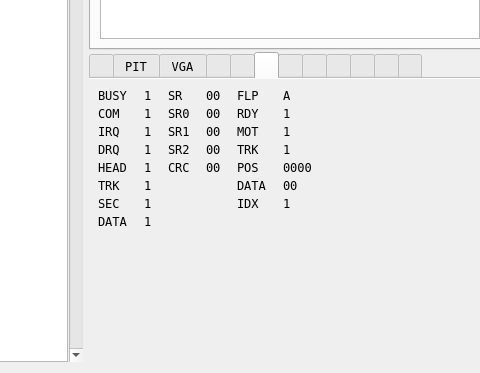
Qt form ui/debuger.ui (samstyle/Xpeccy) before a commit; both pictures show x 420 to 900 and y 286 to 659 of the 987 by 659 pixel window.
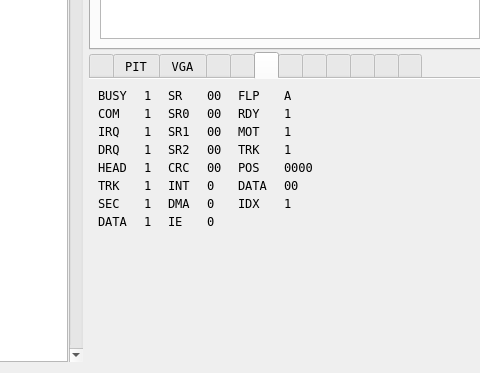
The same form after that commit. The open tabs and pages were chosen to show the change. Icons and pictures are not drawn. Custom widgets are drawn as their Qt base class.

What changed in the file:
```diff
--- a/ui/debuger.ui
+++ b/ui/debuger.ui
@@ -1868,6 +1868,48 @@
            </property>
           </widget>
          </item>
+         <item row="5" column="2">
+          <widget class="QLabel" name="label_8">
+           <property name="text">
+            <string>INT</string>
+           </property>
+          </widget>
+         </item>
+         <item row="6" column="2">
+          <widget class="QLabel" name="label_10">
+           <property name="text">
+            <string>DMA</string>
+           </property>
+          </widget>
+         </item>
+         <item row="5" column="3">
+          <widget class="QLabel" name="flpInt">
+           <property name="text">
+            <string>0</string>
+           </property>
+          </widget>
+         </item>
+         <item row="6" column="3">
+          <widget class="QLabel" name="flpDma">
+           <property name="text">
+            <string>0</string>
+           </property>
+          </widget>
+         </item>
+         <item row="8" column="2">
+          <widget class="QLabel" name="label_11">
+           <property name="text">
+            <string>IE</string>
+           </property>
+          </widget>
+         </item>
+         <item row="8" column="3">
+          <widget class="QLabel" name="flpIntEn">
+           <property name="text">
+            <string>0</string>
+           </property>
+          </widget>
+         </item>
         </layout>
        </widget>
        <widget class="QWidget" name="brkTab">
```
Left out of the diff: 2 changed lines with no effect on the pictures.
